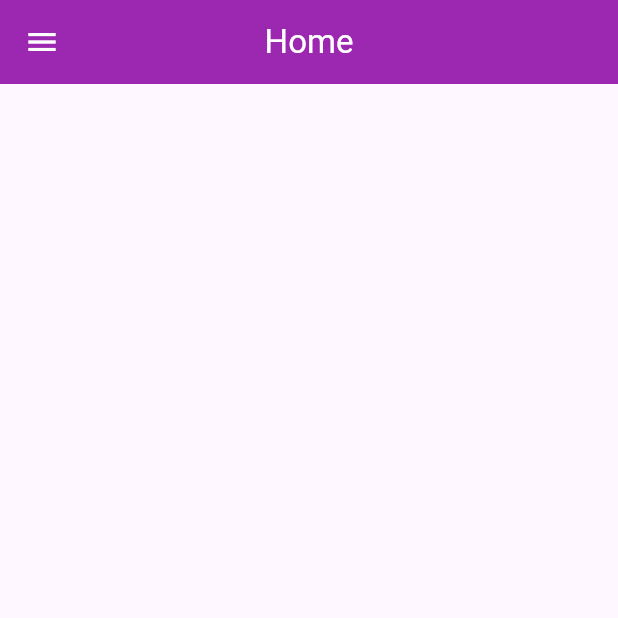
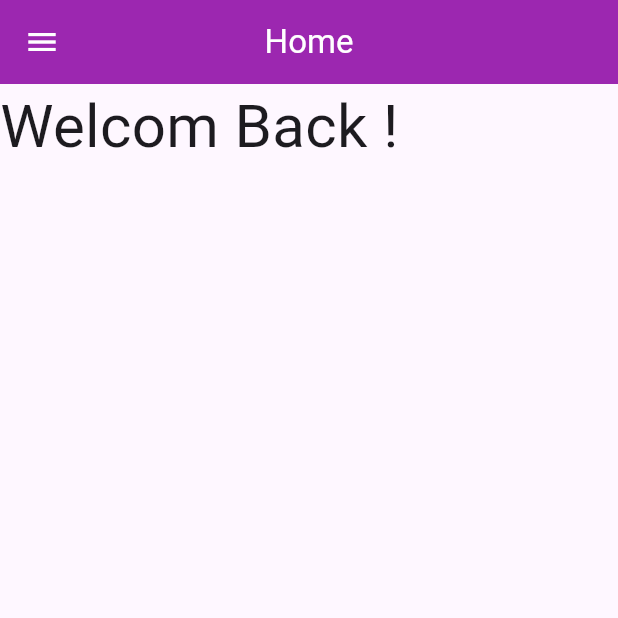
Before and after one commit to GeorgeWagih-git/login-firebase, a Flutter app: the HomeScreen screen opened directly, on a phone screen of 412 x 824 dp, the top half of it. Run offline on Flutter 3.47's test engine with Material 3 defaults, Android fonts, the phone set to English and light mode, and no system bars; our stand-ins replace cloud_firestore, firebase_auth, firebase_core, firebase_messaging, flutter_bloc, shared_preferences; accounts and stored records are empty.

Commit message:
add some body texts

```diff
--- a/lib/screens/home_screen.dart
+++ b/lib/screens/home_screen.dart
@@ -116,6 +116,24 @@ class HomeScreen extends StatelessWidget {
                       style: TextStyle(color: Colors.red, fontSize: 30),
                     ),
                   ),
+            body: state is ProfileLoadingState
+                ? Center(child: CircularProgressIndicator())
+                : state is ProfileSuccessState
+                ? Column(
+                    children: [
+                      Text('Welcom Back !', style: TextStyle(fontSize: 40)),
+                      Text(
+                        state.userModel.name ?? "No Name Found...",
+                        style: TextStyle(fontSize: 40),
+                      ),
+                    ],
+                  )
+                : Center(
+                    child: Text(
+                      'Error',
+                      style: TextStyle(color: Colors.red, fontSize: 30),
+                    ),
+                  ),
           );
         },
       ),
```
